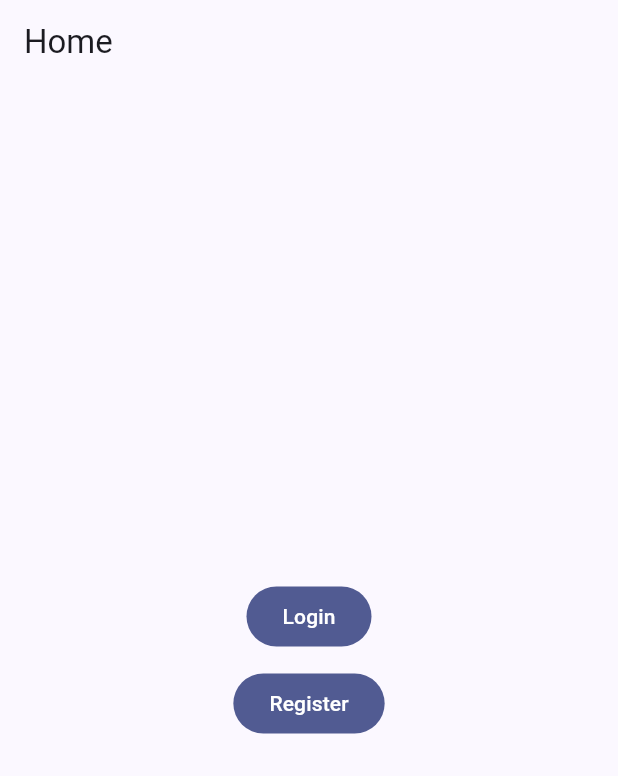
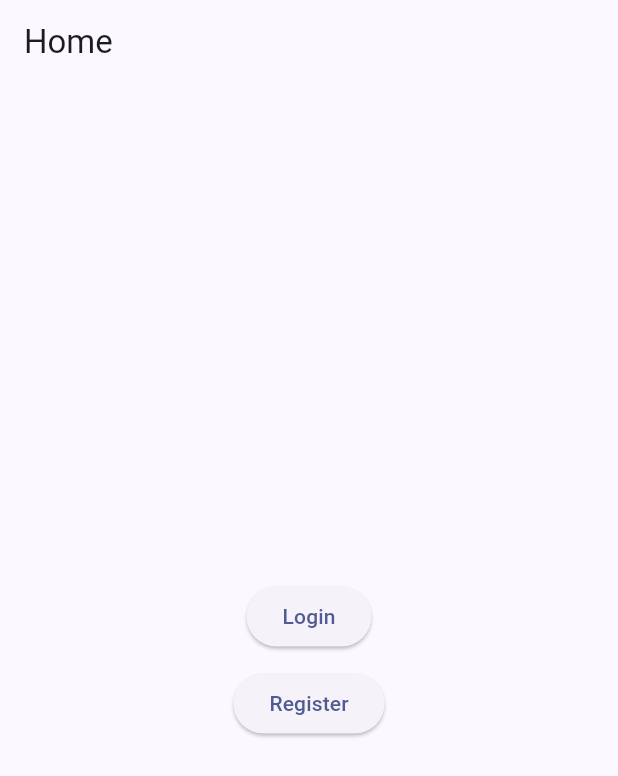
Before and after one commit to vxern/flutter_todos, a Flutter app: the screen it shows after launch, on a phone screen of 412 x 824 dp. Shown: the top 776 px of the screen. Run offline on Flutter 3.47's test engine with Material 3 defaults, Android fonts, the phone set to English and light mode, and no system bars; our stand-ins replace equatable, flutter_bloc, go_router, realm, universal_io; missing offline and left inert: cryptography, sprint; accounts and stored records are empty; generated files the repository leaves out were written again.

Commit message:
misc: Use elevated buttons instead of filled.

```diff
--- a/lib/menus/home.dart
+++ b/lib/menus/home.dart
@@ -19,12 +19,12 @@ class _HomePageState extends State<HomePage> {
           child: Column(
             mainAxisAlignment: MainAxisAlignment.center,
             children: [
-              FilledButton(
+              ElevatedButton(
                 onPressed: () => context.goNamed('login'),
                 child: const Text('Login'),
               ),
               const SizedBox(height: 10),
-              FilledButton(
+              ElevatedButton(
                 onPressed: () => context.goNamed('register'),
                 child: const Text('Register'),
               ),
```
